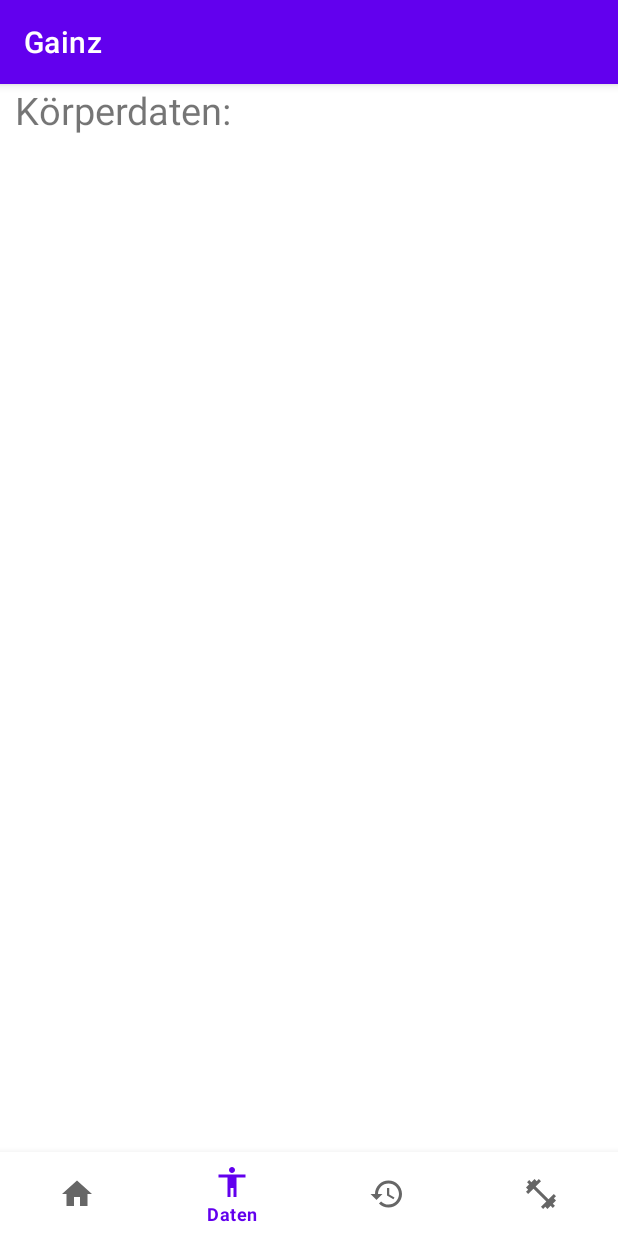
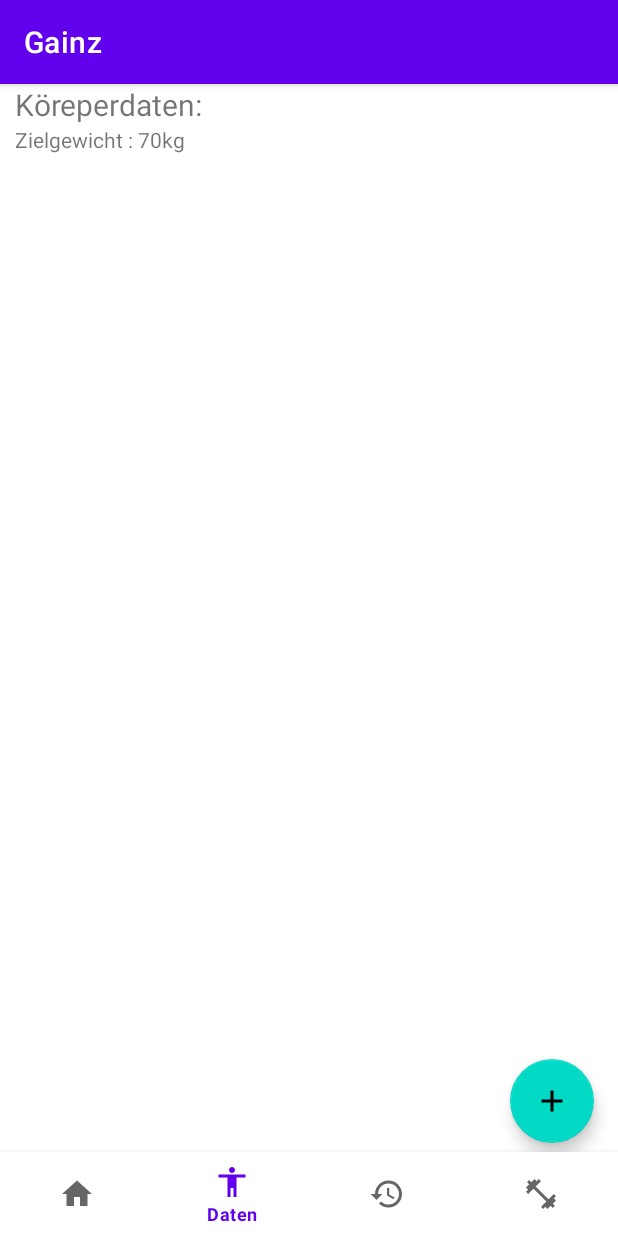
Before and after one commit to MatthiasStadlbauer/Gainz, an Android app: the screen it shows after launch (MainActivity), item 2 of the bottom bar chosen, on a phone screen of 412 x 824 dp. Run offline under Robolectric (Android 15) with nearby library versions, the phone set to English and light mode, and no system bars.

Commit message:
Daten fragment geändert

```diff
--- a/Gainz_projekt/app/src/main/res/layout/fragment_daten_fragment.xml
+++ b/Gainz_projekt/app/src/main/res/layout/fragment_daten_fragment.xml
@@ -3,30 +3,54 @@
     xmlns:tools="http://schemas.android.com/tools"
     android:layout_width="match_parent"
     android:layout_height="match_parent"
+    xmlns:app="http://schemas.android.com/apk/res-auto"
     tools:context=".Daten_fragment">
-
 
     <LinearLayout
         android:layout_width="match_parent"
         android:layout_height="match_parent"
-        android:orientation="vertical">
+        android:orientation="vertical"
+        android:layout_marginLeft="10dp">
 
         <TextView
+            android:layout_width="wrap_content"
+            android:layout_height="wrap_content"
+            android:text="Köreperdaten: "
+            android:textSize="20dp"
+            />
+        <LinearLayout
             android:layout_width="match_parent"
-            android:layout_height="match_parent"
-            android:layout_marginLeft="10dp"
-            android:layout_weight="20"
-            android:text="Körperdaten:"
-            android:textSize="25dp" />
+            android:layout_height="wrap_content"
+            android:orientation="horizontal"
+            android:layout_marginBottom="5dp">
 
+            <TextView
+                android:layout_width="wrap_content"
+                android:layout_height="wrap_content"
+                android:text="Zielgewicht : "
+                />
+
+            <TextView
+                android:layout_width="wrap_content"
+                android:layout_height="wrap_content"
+                android:text="70kg"/>
+        </LinearLayout>
 
         <ListView
             android:layout_width="match_parent"
-            android:layout_height="match_parent"
-            android:layout_marginTop="10dp"
-            android:layout_marginBottom="10dp"
-            android:layout_weight="1" />
+            android:layout_height="wrap_content"/>
+
 
     </LinearLayout>
+    <com.google.android.material.floatingactionbutton.FloatingActionButton
+        android:id="@+id/floatingactionbutton_daten"
+        android:layout_width="wrap_content"
+        android:layout_height="wrap_content"
+        android:layout_gravity="bottom|end"
+        android:layout_marginBottom="62dp"
+        android:layout_marginRight="16dp"
+        android:clickable="true"
+        app:srcCompat="@drawable/main_floatingbutton_add"
+        />
 
 </FrameLayout>
```
Also changed, not shown: Gainz_projekt/app/src/main/java/htl/grieskirchen/mstadlbauer/gainz_projekt/Daten_fragment.java (+14 -0 lines), Gainz_projekt/app/src/main/java/htl/grieskirchen/mstadlbauer/gainz_projekt/Körperdaten.java (added, +32 -0 lines).
